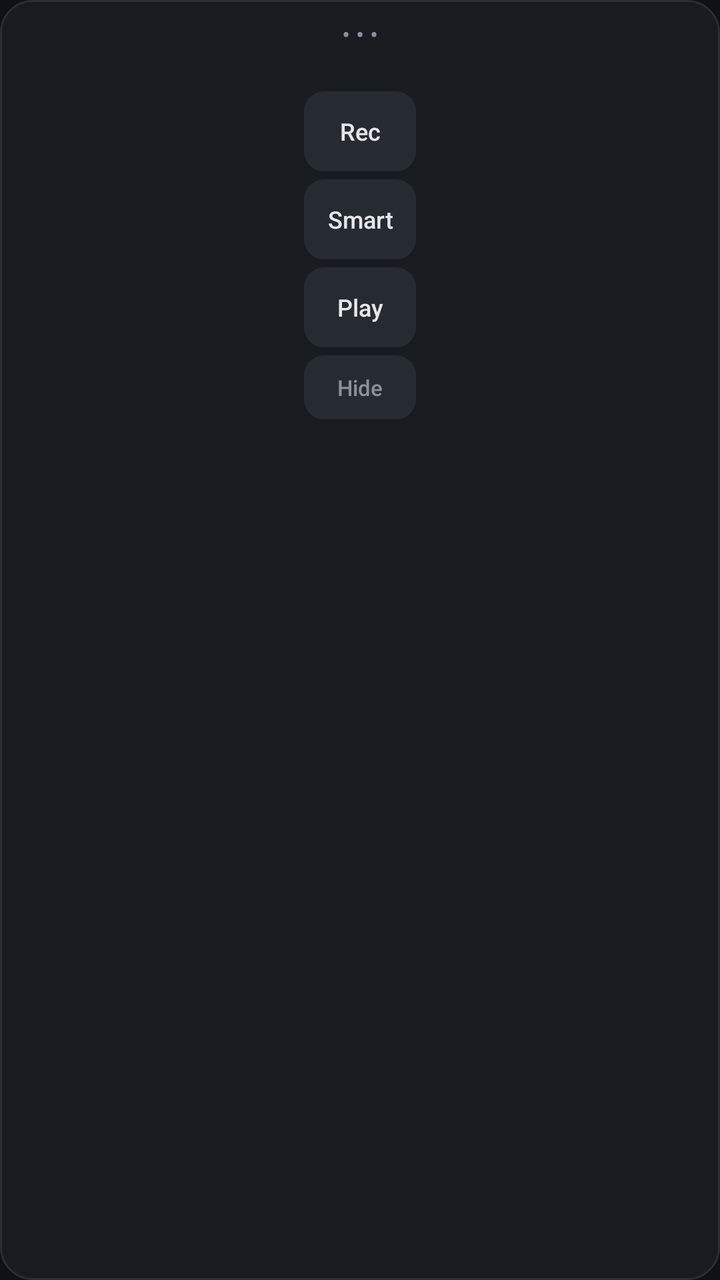
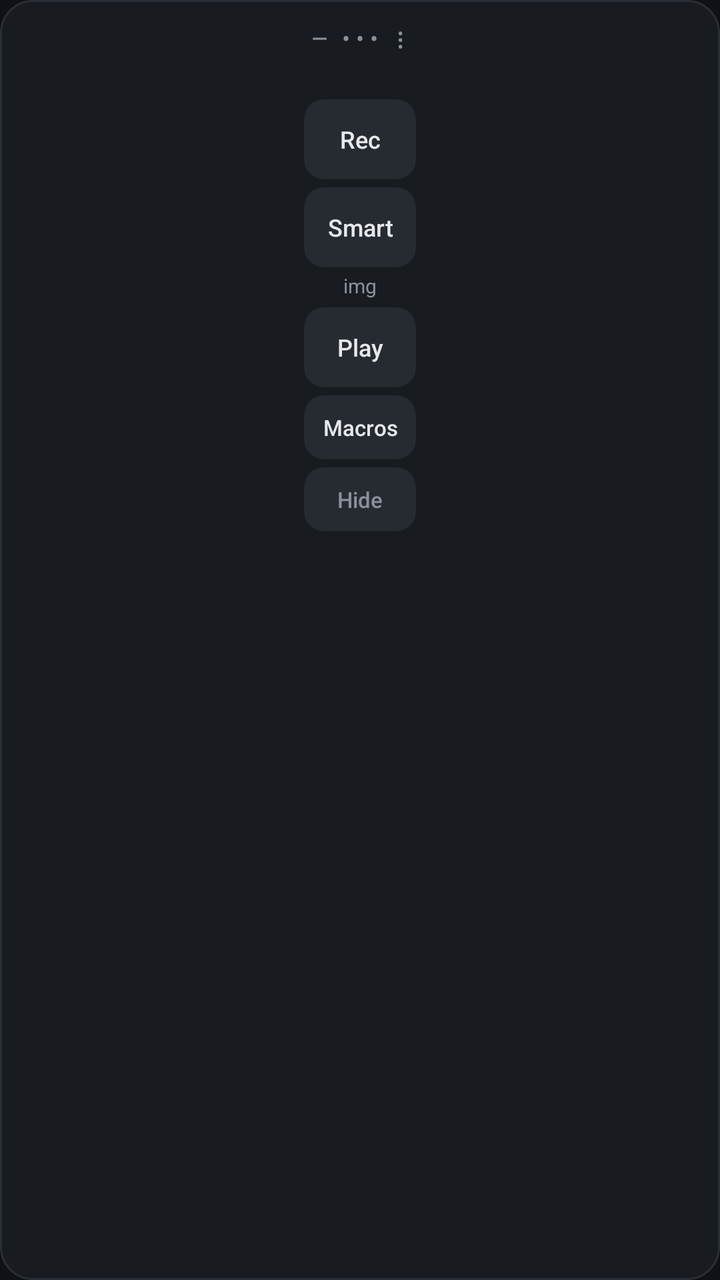

Before-and-after screenshots of an Android layout around one commit, followed by the original layout XML and the change that was made.
<!-- AndroidManifest.xml: application theme AppTheme -->
<!-- res/layout/panel.xml -->
<?xml version="1.0" encoding="utf-8"?>
<LinearLayout xmlns:android="http://schemas.android.com/apk/res/android"
    android:layout_width="wrap_content"
    android:layout_height="wrap_content"
    android:background="@drawable/panel_bg"
    android:gravity="center_horizontal"
    android:orientation="vertical"
    android:padding="6dp">

    <TextView
        android:id="@+id/handle"
        android:layout_width="56dp"
        android:layout_height="22dp"
        android:gravity="center"
        android:text="• • •"
        android:textColor="@color/muted"
        android:textSize="12sp" />

    <TextView
        android:id="@+id/status"
        android:layout_width="56dp"
        android:layout_height="wrap_content"
        android:ellipsize="end"
        android:gravity="center"
        android:maxLines="2"
        android:paddingBottom="4dp"
        android:textColor="@color/muted"
        android:textSize="10sp" />

    <Button
        android:id="@+id/rec"
        style="@style/Btn"
        android:layout_width="56dp"
        android:layout_marginBottom="4dp"
        android:paddingStart="0dp"
        android:paddingEnd="0dp"
        android:text="Rec"
        android:textSize="12sp" />

    <Button
        android:id="@+id/smart"
        style="@style/Btn"
        android:layout_width="56dp"
        android:layout_marginBottom="4dp"
        android:paddingStart="0dp"
        android:paddingEnd="0dp"
        android:text="Smart"
        android:textSize="12sp" />

    <Button
        android:id="@+id/play"
        style="@style/Btn"
        android:layout_width="56dp"
        android:layout_marginBottom="4dp"
        android:paddingStart="0dp"
        android:paddingEnd="0dp"
        android:text="Play"
        android:textSize="12sp" />

    <Button
        android:id="@+id/close"
        style="@style/Btn"
        android:layout_width="56dp"
        android:layout_height="32dp"
        android:paddingStart="0dp"
        android:paddingEnd="0dp"
        android:text="Hide"
        android:textColor="@color/muted"
        android:textSize="11sp" />
</LinearLayout>
<!-- resources referenced by this layout -->
<resources>
  <color name="muted">#8B919C</color>
  <!-- drawable panel_bg (drawable) -->
  <?xml version="1.0" encoding="utf-8"?>
  <shape xmlns:android="http://schemas.android.com/apk/res/android" android:shape="rectangle">
      <solid android:color="#E61A1D23" />
      <stroke android:width="1dp" android:color="@color/line" />
      <corners android:radius="16dp" />
  </shape>
  <style name="Btn">
          <item name="android:layout_width">wrap_content</item>
          <item name="android:layout_height">40dp</item>
          <item name="android:background">@drawable/btn</item>
          <item name="android:textColor">@color/text</item>
          <item name="android:textAllCaps">false</item>
          <item name="android:textSize">14sp</item>
          <item name="android:paddingStart">16dp</item>
          <item name="android:paddingEnd">16dp</item>
          <item name="android:minWidth">0dp</item>
          <item name="android:stateListAnimator">@null</item>
      </style>
  <style name="AppTheme" parent="@android:style/Theme.Material.NoActionBar">
          <item name="android:colorPrimary">@color/bg</item>
          <item name="android:colorPrimaryDark">@color/bg</item>
          <item name="android:colorAccent">@color/accent</item>
          <item name="android:windowBackground">@color/bg</item>
          <item name="android:statusBarColor">@color/bg</item>
          <item name="android:navigationBarColor">@color/bg</item>
          <item name="android:textColorPrimary">@color/text</item>
          <item name="android:textColorSecondary">@color/muted</item>
          <item name="android:alertDialogTheme">@style/DialogTheme</item>
      </style>
  <color name="line">#2A2E36</color>
  <!-- drawable btn (drawable) -->
  <?xml version="1.0" encoding="utf-8"?>
  <ripple xmlns:android="http://schemas.android.com/apk/res/android" android:color="#33FFFFFF">
      <item>
          <shape android:shape="rectangle">
              <solid android:color="#262A31" />
              <corners android:radius="10dp" />
          </shape>
      </item>
  </ripple>
  <color name="text">#E6E8EB</color>
  <color name="bg">#0F1115</color>
  <color name="accent">#5AA9FF</color>
  <style name="DialogTheme" parent="@android:style/Theme.Material.Dialog.Alert">
          <item name="android:colorAccent">@color/accent</item>
          <item name="android:background">@color/card</item>
      </style>
  <color name="card">#1A1D23</color>
</resources>

<!-- the commit's change to res/layout/panel.xml (unified diff, before → after) -->
@@ -7,14 +7,41 @@
     android:orientation="vertical"
     android:padding="6dp">
 
-    <TextView
-        android:id="@+id/handle"
+    <LinearLayout
         android:layout_width="56dp"
-        android:layout_height="22dp"
-        android:gravity="center"
-        android:text="• • •"
-        android:textColor="@color/muted"
-        android:textSize="12sp" />
+        android:layout_height="26dp"
+        android:orientation="horizontal">
+
+        <TextView
+            android:id="@+id/collapse"
+            android:layout_width="16dp"
+            android:layout_height="match_parent"
+            android:contentDescription="Collapse"
+            android:gravity="center"
+            android:text="–"
+            android:textColor="@color/muted"
+            android:textSize="14sp" />
+
+        <TextView
+            android:id="@+id/handle"
+            android:layout_width="0dp"
+            android:layout_height="match_parent"
+            android:layout_weight="1"
+            android:gravity="center"
+            android:text="• • •"
+            android:textColor="@color/muted"
+            android:textSize="12sp" />
+
+        <TextView
+            android:id="@+id/settings"
+            android:layout_width="16dp"
+            android:layout_height="match_parent"
+            android:contentDescription="Panel settings"
+            android:gravity="center"
+            android:text="⋮"
+            android:textColor="@color/muted"
+            android:textSize="14sp" />
+    </LinearLayout>
 
     <TextView
         android:id="@+id/status"
@@ -26,6 +53,17 @@
         android:paddingBottom="4dp"
         android:textColor="@color/muted"
         android:textSize="10sp" />
+
+    <ProgressBar
+        android:id="@+id/progress"
+        style="?android:attr/progressBarStyleHorizontal"
+        android:layout_width="56dp"
+        android:layout_height="3dp"
+        android:layout_marginBottom="5dp"
+        android:max="1000"
+        android:progressBackgroundTint="@color/line"
+        android:progressTint="@color/accent"
+        android:visibility="gone" />
 
     <Button
         android:id="@+id/rec"
@@ -47,6 +85,17 @@
         android:text="Smart"
         android:textSize="12sp" />
 
+    <TextView
+        android:id="@+id/smart_mode"
+        android:layout_width="56dp"
+        android:layout_height="wrap_content"
+        android:layout_marginTop="-2dp"
+        android:gravity="center"
+        android:paddingBottom="4dp"
+        android:text="img"
+        android:textColor="@color/muted"
+        android:textSize="10sp" />
+
     <Button
         android:id="@+id/play"
         style="@style/Btn"
@@ -56,6 +105,28 @@
         android:paddingEnd="0dp"
         android:text="Play"
         android:textSize="12sp" />
+
+    <Button
+        android:id="@+id/pause"
+        style="@style/Btn"
+        android:layout_width="56dp"
+        android:layout_marginBottom="4dp"
+        android:paddingStart="0dp"
+        android:paddingEnd="0dp"
+        android:text="Pause"
+        android:textSize="12sp"
+        android:visibility="gone" />
+
+    <Button
+        android:id="@+id/macros"
+        style="@style/Btn"
+        android:layout_width="56dp"
+        android:layout_height="32dp"
+        android:layout_marginBottom="4dp"
+        android:paddingStart="0dp"
+        android:paddingEnd="0dp"
+        android:text="Macros"
+        android:textSize="11sp" />
 
     <Button
         android:id="@+id/close"
